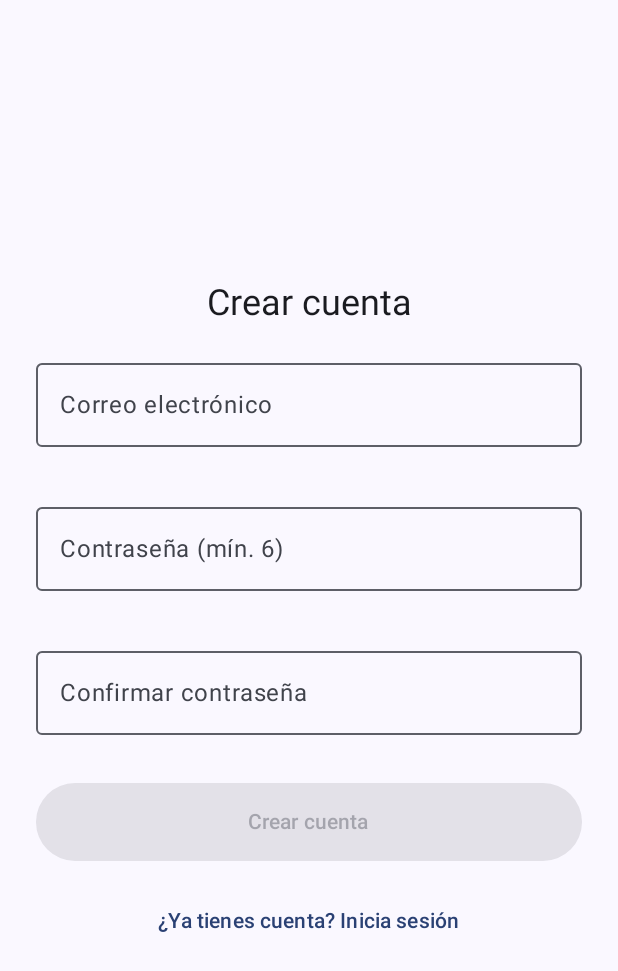
After one commit to Worksr/ProyectoFinalAppsMoviles, an Android app built with Jetpack Compose: the composable RegisterScreen shown on its own in the app's theme, on a phone screen of 412 x 824 dp. The commit adds this screen. Shown: the top 971 px of the screen. Run offline under Robolectric (Android 15) with nearby library versions, the phone set to English and light mode, and no system bars; our stand-ins replace Firebase (no records; nobody signed in at launch, a user with empty details on screens opened directly).

Commit message:
Cambios en MainActivity y manifest

```diff
--- a/Database/build.gradle.kts
+++ b/Database/build.gradle.kts
@@ -2,7 +2,7 @@ plugins {
     alias(libs.plugins.android.library)
     alias(libs.plugins.kotlin.android)
 
-    id("com.google.gms.google-services") version "4.4.3" apply false
+
 }
 
 android {
@@ -52,5 +52,3 @@ dependencies {
     implementation("com.google.firebase:firebase-auth")
     implementation("com.google.firebase:firebase-firestore")
 }
-
-apply(plugin = "com.google.gms.google-services")
--- a/app/build.gradle.kts
+++ b/app/build.gradle.kts
@@ -2,7 +2,8 @@ plugins {
     alias(libs.plugins.android.application)
     alias(libs.plugins.kotlin.android)
     alias(libs.plugins.kotlin.compose)
-    alias(libs.plugins.google.services)
+
+    id("com.google.gms.google-services")
 }
 
 android {
@@ -41,6 +42,9 @@ android {
 }
 
 dependencies {
+
+
+
 
     implementation(project(":Database"))
     implementation(project(":Authentication"))
--- a/app/src/main/java/com/example/cursosescolares/MainActivity.kt
+++ b/app/src/main/java/com/example/cursosescolares/MainActivity.kt
@@ -7,6 +7,8 @@ import androidx.activity.enableEdgeToEdge
 import androidx.compose.foundation.layout.fillMaxSize
 import androidx.compose.material3.Surface
 import androidx.compose.ui.Modifier
+import androidx.lifecycle.viewmodel.compose.viewModel
+import com.example.cursosescolares.ViewModel.CourseViewModel
 import com.example.cursosescolares.ui.Navigation.AppNav
 import com.example.cursosescolares.ui.theme.CursosEscolaresTheme
 
@@ -16,11 +18,12 @@ class MainActivity : ComponentActivity() {
         enableEdgeToEdge()
         setContent {
             CursosEscolaresTheme {
+                val vm: CourseViewModel = viewModel()
                 val nav = androidx.navigation.compose.rememberNavController()
                 androidx.compose.material3.Surface(
                     modifier = androidx.compose.ui.Modifier.fillMaxSize()
                 ) {
-                    AppNav(nav)
+                    AppNav(nav = nav, viewModel = vm)
                 }
             }
         }
--- /dev/null
+++ b/app/src/main/java/com/example/cursosescolares/ui/Login/RegisterScreen.kt
@@ -0,0 +1,161 @@
+package com.example.cursosescolares.ui.Login
+
+import android.util.Patterns
+import androidx.compose.foundation.layout.*
+import androidx.compose.foundation.text.KeyboardOptions
+import androidx.compose.material3.*
+import androidx.compose.runtime.*
+import androidx.compose.ui.Alignment
+import androidx.compose.ui.Modifier
+import androidx.compose.ui.text.input.ImeAction
+import androidx.compose.ui.text.input.KeyboardType
+import androidx.compose.ui.text.input.PasswordVisualTransformation
+import androidx.compose.ui.unit.dp
+import androidx.navigation.NavHostController
+import com.google.firebase.auth.FirebaseAuth
+import kotlinx.coroutines.launch
+import kotlinx.coroutines.tasks.await
+
+@Composable
+fun RegisterScreen(nav: NavHostController) {
+    var email by remember { mutableStateOf("") }
+    var pass by remember { mutableStateOf("") }
+    var confirm by remember { mutableStateOf("") }
+    var isLoading by remember { mutableStateOf(false) }
+    var errorMsg by remember { mutableStateOf<String?>(null) }
+
+    // Validaciones
+    val hasAt = email.contains("@")
+    val emailValid = email.isNotBlank() && Patterns.EMAIL_ADDRESS.matcher(email).matches()
+    val showEmailAtErr = email.isNotEmpty() && !hasAt
+    val showEmailPatternErr = email.isNotEmpty() && hasAt && !emailValid
+
+    val passMinLen = pass.length >= 6
+    val samePass = pass == confirm
+    val formOk = emailValid && passMinLen && samePass
+
+    val auth = remember { FirebaseAuth.getInstance() }
+
+    Box(
+        modifier = Modifier
+            .fillMaxSize()
+            .padding(24.dp),
+        contentAlignment = Alignment.Center
+    ) {
+        Column(
+            verticalArrangement = Arrangement.spacedBy(16.dp),
+            horizontalAlignment = Alignment.CenterHorizontally,
+            modifier = Modifier.fillMaxWidth()
+        ) {
+            Text("Crear cuenta", style = MaterialTheme.typography.headlineSmall)
+
+            // Email
+            OutlinedTextField(
+                value = email,
+                onValueChange = { email = it.replace(" ", "") },
+                label = { Text("Correo electrónico") },
+                singleLine = true,
+                isError = showEmailAtErr || showEmailPatternErr,
+                supportingText = {
+                    when {
+                        showEmailAtErr -> Text("El correo debe incluir @")
+                        showEmailPatternErr -> Text("Formato de correo inválido")
+                    }
+                },
+                keyboardOptions = KeyboardOptions(
+                    keyboardType = KeyboardType.Email,
+                    imeAction = ImeAction.Next
+                ),
+                modifier = Modifier.fillMaxWidth()
+            )
+
+            // Contraseña (oculta)
+            OutlinedTextField(
+                value = pass,
+                onValueChange = { pass = it },
+                label = { Text("Contraseña (mín. 6)") },
+                singleLine = true,
+                visualTransformation = PasswordVisualTransformation(),
+                isError = pass.isNotEmpty() && !passMinLen,
+                supportingText = {
+                    if (pass.isNotEmpty() && !passMinLen) Text("Debe tener al menos 6 caracteres")
+                },
+                keyboardOptions = KeyboardOptions(
+                    keyboardType = KeyboardType.Password,
+                    imeAction = ImeAction.Next
+                ),
+                modifier = Modifier.fillMaxWidth()
+            )
+
+            // Confirmación (oculta)
+            OutlinedTextField(
+                value = confirm,
+                onValueChange = { confirm = it },
+                label = { Text("Confirmar contraseña") },
+                singleLine = true,
+                visualTransformation = PasswordVisualTransformation(),
+                isError = confirm.isNotEmpty() && !samePass,
+                supportingText = {
+                    if (confirm.isNotEmpty() && !samePass) Text("Las contraseñas no coinciden")
+                },
+                keyboardOptions = KeyboardOptions(
+                    keyboardType = KeyboardType.Password,
+                    imeAction = ImeAction.Done
+                ),
+                modifier = Modifier.fillMaxWidth()
+            )
+
+            if (errorMsg != null) {
+                Text(errorMsg!!, color = MaterialTheme.colorScheme.error)
+            }
+
+            val scope = rememberCoroutineScope()
+
+            Button(
+                onClick = {
+                    errorMsg = null
+                    isLoading = true
+                    scope.launch {
+                        try {
+                            auth.createUserWithEmailAndPassword(email, pass).await()
+
+                            // ✅ ÉXITO: ir a Login y quitar Register del back stack
+                            nav.navigate("login") {
+                                popUpTo("register") { inclusive = true } // elimina Register de la pila
+                                launchSingleTop = true
+                            }
+                        } catch (e: Exception) {
+                            // ... (tu manejo de errores)
+                            val msg = e.message ?: "Error desconocido"
+                            errorMsg = when {
+                                msg.contains("email address is already in use", ignoreCase = true) ->
+                                    "Ese correo ya está registrado."
+                                msg.contains("operation not allowed", ignoreCase = true) ->
+                                    "Habilita 'Email/Password' en Firebase Authentication."
+                                msg.contains("badly formatted", ignoreCase = true) ->
+                                    "El correo tiene un formato inválido."
+                                msg.contains("Password should be at least", ignoreCase = true) ->
+                                    "La contraseña es demasiado débil (mínimo 6 caracteres)."
+                                else -> msg
+                            }
+                        } finally {
+                            isLoading = false
+                        }
+
+                    }
+                },
+                enabled = formOk && !isLoading,
+                modifier = Modifier
+                    .fillMaxWidth()
+                    .height(52.dp)
+            ) {
+                Text(if (isLoading) "Creando..." else "Crear cuenta")
+            }
+
+
+            TextButton(
+                onClick = { nav.popBackStack() },
+            ) { Text("¿Ya tienes cuenta? Inicia sesión") }
+        }
+    }
+}
--- a/app/src/main/java/com/example/cursosescolares/ui/Navegation/AppNav.kt
+++ b/app/src/main/java/com/example/cursosescolares/ui/Navegation/AppNav.kt
@@ -9,6 +9,7 @@ import com.example.cursosescolares.ui.Login.LoginScreen
 import com.example.cursosescolares.ui.Screens.MyCoursesScreen
 import com.example.cursosescolares.ui.Screens.SettingsScreen
 import com.example.cursosescolares.ViewModel.CourseViewModel
+import androidx.lifecycle.viewmodel.compose.viewModel
 
 @Composable
 fun AppNav(nav: NavHostController, viewModel: CourseViewModel) {
@@ -21,6 +22,11 @@ fun AppNav(nav: NavHostController, viewModel: CourseViewModel) {
 
         composable("login") {
             LoginScreen(nav = nav)      // dentro de LoginScreen haz el navigate("mycourses") como en el paso 1
+        }
+
+        // ✅ Nueva ruta para Registro
+        composable("register") {
+            com.example.cursosescolares.ui.Login.RegisterScreen(nav = nav)
         }
 
         composable("mycourses") {
--- a/gradle/libs.versions.toml
+++ b/gradle/libs.versions.toml
@@ -1,5 +1,5 @@
 [versions]
-agp = "8.13.0"
+agp = "8.12.0"
 kotlin = "2.0.21"
 coreKtx = "1.17.0"
 junit = "4.13.2"
```
Also changed, not shown: app/src/main/java/com/example/cursosescolares/ui/Login/LoginScreen.kt (+65 -26 lines), app/src/main/java/com/example/cursosescolares/ui/Splash/SplashScreen.kt (line endings or trailing spaces).
